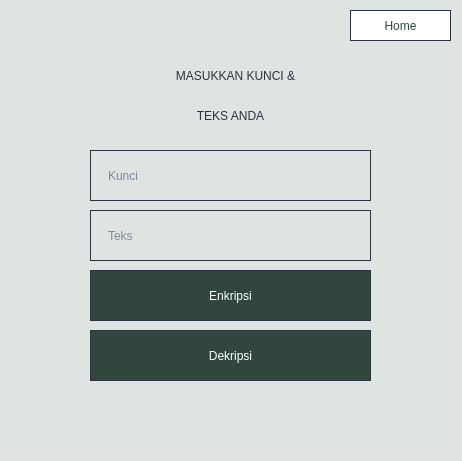
The window that haldua.ui (stellaribli/EncryptDecrypt) describes before a commit, drawn with Qt 5.
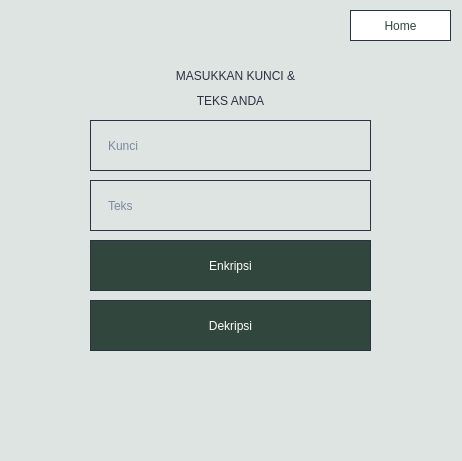
The same window after the commit.

Commit message: checkpoint lagi

The edit to the form file:
```diff
--- a/haldua.ui
+++ b/haldua.ui
@@ -42,7 +42,7 @@
    <property name="geometry">
     <rect>
      <x>90</x>
-     <y>270</y>
+     <y>240</y>
      <width>281</width>
      <height>51</height>
     </rect>
@@ -68,7 +68,7 @@
    <property name="geometry">
     <rect>
      <x>90</x>
-     <y>210</y>
+     <y>180</y>
      <width>281</width>
      <height>51</height>
     </rect>
@@ -94,7 +94,7 @@
    <property name="geometry">
     <rect>
      <x>90</x>
-     <y>330</y>
+     <y>300</y>
      <width>281</width>
      <height>51</height>
     </rect>
@@ -120,7 +120,7 @@
    <property name="geometry">
     <rect>
      <x>90</x>
-     <y>150</y>
+     <y>120</y>
      <width>281</width>
      <height>51</height>
     </rect>
@@ -148,7 +148,7 @@
      <x>90</x>
      <y>90</y>
      <width>281</width>
-     <height>51</height>
+     <height>21</height>
     </rect>
    </property>
    <property name="styleSheet">
@@ -183,6 +183,26 @@
     <string>Home</string>
    </property>
   </widget>
+  <widget class="QLabel" name="hasil">
+   <property name="geometry">
+    <rect>
+     <x>60</x>
+     <y>360</y>
+     <width>371</width>
+     <height>51</height>
+    </rect>
+   </property>
+   <property name="styleSheet">
+    <string notr="true">color: #2B3242;
+font: 15pt &quot;Arial&quot;</string>
+   </property>
+   <property name="text">
+    <string/>
+   </property>
+   <property name="alignment">
+    <set>Qt::AlignCenter</set>
+   </property>
+  </widget>
  </widget>
  <resources/>
  <connections/>
```
Left out of the diff: 4 changed lines with no effect on the pictures. The commit also changes 2 other files.
